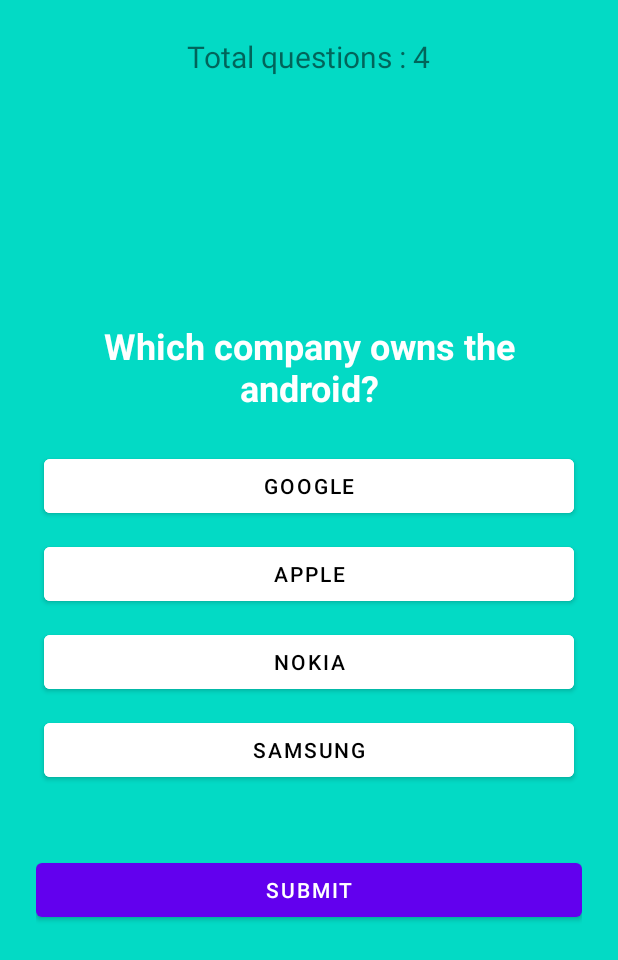
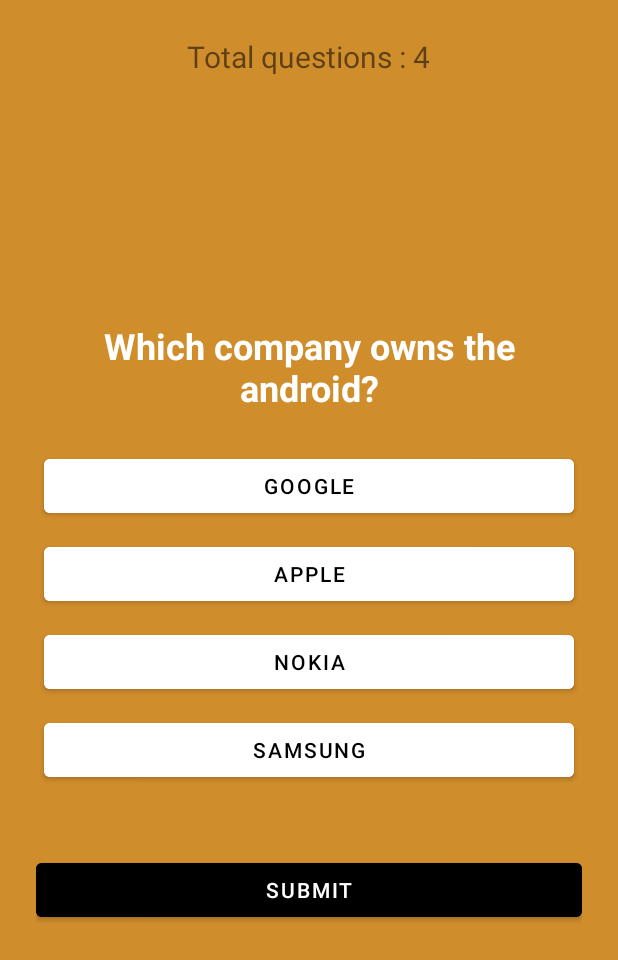
Before and after one commit to AlbinSene/AndroidGames, an Android app: the Questionnaire screen opened directly, with no data from a screen before it, on a phone screen of 412 x 824 dp. Shown: the top 960 px of the screen. Run offline under Robolectric (Android 15) with nearby library versions, the phone set to English and light mode, and no system bars.

Commit message:
changement couleur du jeu 1

```diff
--- a/app/src/main/res/layout/activity_questionnaire.xml
+++ b/app/src/main/res/layout/activity_questionnaire.xml
@@ -4,7 +4,7 @@
     xmlns:tools="http://schemas.android.com/tools"
     android:layout_width="match_parent"
     android:layout_height="match_parent"
-    android:background="@color/teal_200"
+    android:background="#CF8D2C"
     android:padding="24dp"
     tools:context=".Questionnaire">
 
@@ -80,7 +80,8 @@
         android:id="@+id/submit_btn"
         android:text="Submit"
         android:layout_below="@id/choices_layout"
-        android:layout_marginTop="40dp"/>
+        android:layout_marginTop="40dp"
+        android:backgroundTint="@color/black"/>
 
 
 
--- a/app/src/main/res/values/themes.xml
+++ b/app/src/main/res/values/themes.xml
@@ -6,7 +6,7 @@
         <item name="colorPrimaryVariant">@color/purple_700</item>
         <item name="colorOnPrimary">@color/white</item>
         <!-- Secondary brand color. -->
-        <item name="colorSecondary">@color/teal_200</item>
+        <item name="colorSecondary">#CF8D2C</item>
         <item name="colorSecondaryVariant">@color/teal_700</item>
         <item name="colorOnSecondary">@color/black</item>
         <!-- Status bar color. -->
```
